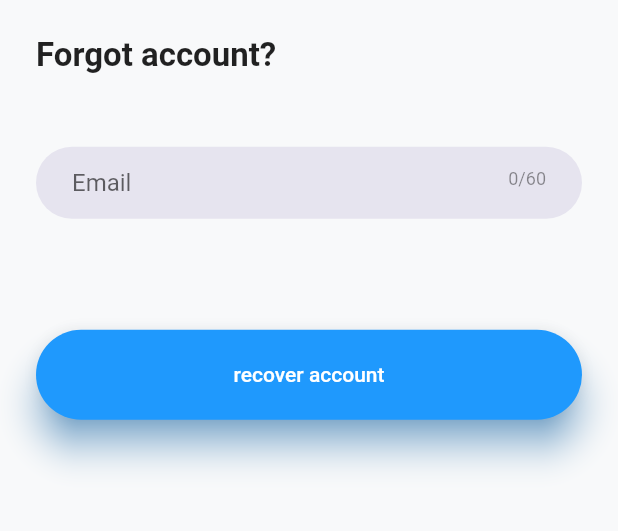
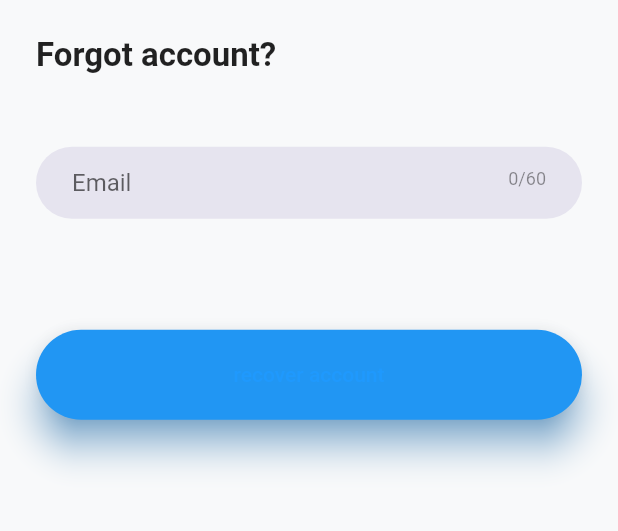
Before and after one commit to elijahstorm/haja, a Flutter app: the LoginScreen screen opened directly, after a tap on "log in", after a tap on "Find your information", on a phone screen of 412 x 824 dp, the part 97-628 px from its top. Run offline on Flutter 3.47's test engine with Material 2 defaults, Android fonts, the phone set to English and light mode, and no system bars; our stand-ins replace cloud_firestore, firebase_auth, firebase_core, firebase_storage, flutter_colorpicker, flutter_redux and 12 more; missing offline and left inert: day_night_switcher, flutter_facebook_auth, number_slide_animation; accounts and stored records are empty.

Commit message:
updating to flutter 3

```diff
--- a/lib/display/components/calendar/todo.dart
+++ b/lib/display/components/calendar/todo.dart
@@ -170,7 +170,7 @@ class Todo extends StatelessWidget {
             ),
             textButtonTheme: TextButtonThemeData(
               style: TextButton.styleFrom(
-                primary: Theme.of(context).primaryColor,
+                foregroundColor: Theme.of(context).primaryColor,
               ),
             ),
           ),
--- a/lib/display/components/teams/logout_button.dart
+++ b/lib/display/components/teams/logout_button.dart
@@ -15,7 +15,7 @@ class LogoutButton extends StatelessWidget {
         builder: (context, user, child) => ElevatedButton(
           onPressed: () => user.logout(),
           style: ElevatedButton.styleFrom(
-            primary: Colors.red,
+            foregroundColor: Colors.red,
             shadowColor: Colors.red,
             elevation: 5,
             minimumSize: const Size.fromHeight(
--- a/lib/display/components/teams/team_editor_page.dart
+++ b/lib/display/components/teams/team_editor_page.dart
@@ -306,7 +306,7 @@ class TeamEditorDisplay extends StatelessWidget {
                   ),
                 ),
                 style: ElevatedButton.styleFrom(
-                  primary: Colors.red,
+                  foregroundColor: Colors.red,
                   shadowColor: Colors.red,
                   elevation: 5,
                   minimumSize: const Size.fromHeight(
--- a/lib/display/components/teams/user_editor_page.dart
+++ b/lib/display/components/teams/user_editor_page.dart
@@ -234,7 +234,7 @@ class UserEditorDisplay extends StatelessWidget {
                   ),
                 ),
                 style: ElevatedButton.styleFrom(
-                  primary: Colors.red,
+                  foregroundColor: Colors.red,
                   shadowColor: Colors.red,
                   elevation: 5,
                   minimumSize: const Size.fromHeight(
--- a/lib/display/components/widgets/alerts.dart
+++ b/lib/display/components/widgets/alerts.dart
@@ -146,7 +146,7 @@ class AlertConfirmDialog extends AlertTextDialog {
             ),
             ElevatedButton(
               style: ElevatedButton.styleFrom(
-                primary: Theme.of(context).scaffoldBackgroundColor,
+                foregroundColor: Theme.of(context).scaffoldBackgroundColor,
                 padding: const EdgeInsets.symmetric(
                   horizontal: Constants.defaultPadding,
                 ),
--- a/lib/display/components/widgets/buttons.dart
+++ b/lib/display/components/widgets/buttons.dart
@@ -63,7 +63,7 @@ class _FollowButton extends State<FollowButton> {
                       ),
                     ),
                     style: TextButton.styleFrom(
-                      primary: Theme.of(context).primaryColor,
+                      foregroundColor: Theme.of(context).primaryColor,
                       minimumSize: const Size(
                         Constants.defaultPadding * 3,
                         Constants.defaultPadding * 1.5,
@@ -84,7 +84,7 @@ class _FollowButton extends State<FollowButton> {
                 : TextButton(
                     onPressed: () => setState(() => widget.user.follow()),
                     style: TextButton.styleFrom(
-                      primary: Theme.of(context).scaffoldBackgroundColor,
+                      foregroundColor: Theme.of(context).scaffoldBackgroundColor,
                       backgroundColor: Theme.of(context).primaryColor,
                       minimumSize: const Size(
                         Constants.defaultPadding * 3,
--- a/lib/login/login_screen.dart
+++ b/lib/login/login_screen.dart
@@ -271,7 +271,7 @@ class _LoginScreenState extends State<LoginScreen> {
                 ),
               ),
               style: ElevatedButton.styleFrom(
-                primary: Theme.of(context).primaryColor,
+                foregroundColor: Theme.of(context).primaryColor,
                 shadowColor: Theme.of(context).primaryColor,
                 elevation: 10,
                 minimumSize: const Size.fromHeight(
@@ -583,7 +583,7 @@ class _SignupLoginFlowState extends _LoginScreenState {
                 ),
               ),
               style: ElevatedButton.styleFrom(
-                primary: Theme.of(context).primaryColor,
+                foregroundColor: Theme.of(context).primaryColor,
                 shadowColor: Theme.of(context).primaryColor,
                 elevation: 10,
                 minimumSize: const Size.fromHeight(
@@ -659,7 +659,7 @@ class _FindForgottenInfoState extends _LoginScreenState {
                 ),
               ),
               style: ElevatedButton.styleFrom(
-                primary: Theme.of(context).primaryColor,
+                foregroundColor: Theme.of(context).primaryColor,
                 shadowColor: Theme.of(context).primaryColor,
                 elevation: 10,
                 minimumSize: const Size.fromHeight(
```
Also changed, not shown: pubspec.yaml (+10 -12 lines), pubspec.lock, 3 other files.
